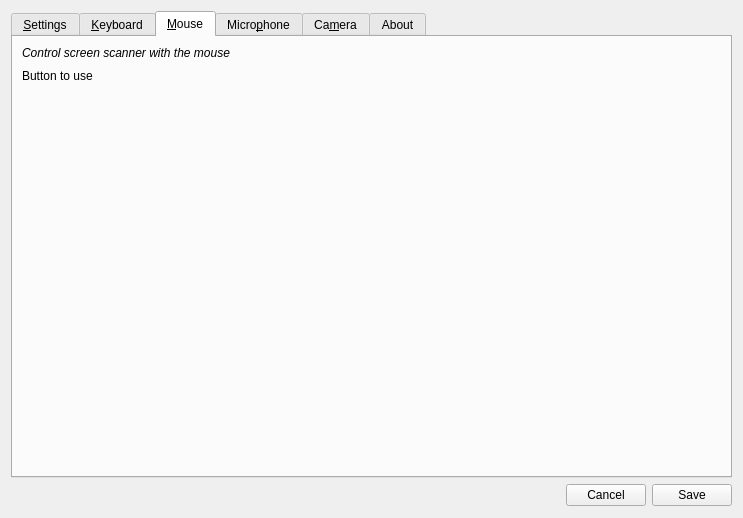
This is src/confWidget.ui in rfernandezfranco/nadir as Qt 5 draws it before an edit. The edited form follows.
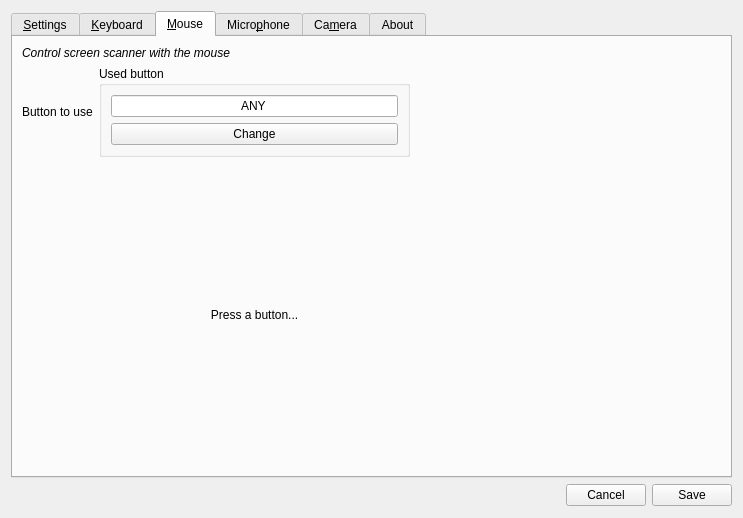
This is the edited form. The open tabs and pages were chosen to show the change. Icons and pictures are not drawn.

Commit message: Add mouse button scan activation

Patch:
```diff
--- a/src/confWidget.ui
+++ b/src/confWidget.ui
@@ -599,6 +599,48 @@
          </property>
         </widget>
        </item>
+        <item row="2" column="1">
+         <widget class="QGroupBox" name="mouseGroupBox">
+          <property name="title">
+           <string>Used button</string>
+          </property>
+          <layout class="QGridLayout" name="gridLayout_mouse">
+           <item row="0" column="0">
+            <widget class="QLineEdit" name="mouseButtonField">
+             <property name="focusPolicy">
+              <enum>Qt::NoFocus</enum>
+             </property>
+             <property name="text">
+              <string>ANY</string>
+             </property>
+             <property name="alignment">
+              <set>Qt::AlignCenter</set>
+             </property>
+             <property name="readOnly">
+              <bool>true</bool>
+             </property>
+            </widget>
+           </item>
+           <item row="1" column="0">
+            <widget class="QPushButton" name="changeButtonButton">
+             <property name="text">
+              <string>Change</string>
+             </property>
+            </widget>
+           </item>
+          </layout>
+         </widget>
+        </item>
+        <item row="3" column="1">
+         <widget class="QLabel" name="pressButtonLabel">
+          <property name="text">
+           <string>Press a button...</string>
+          </property>
+          <property name="alignment">
+           <set>Qt::AlignCenter</set>
+          </property>
+         </widget>
+        </item>
        <item row="2" column="2">
         <spacer name="horizontalSpacer_2">
          <property name="orientation">
```
Left out of the diff: 39 changed lines with no effect on the pictures. Lines whose indentation alone changed are shown as unchanged. The commit also changes 18 other files.
